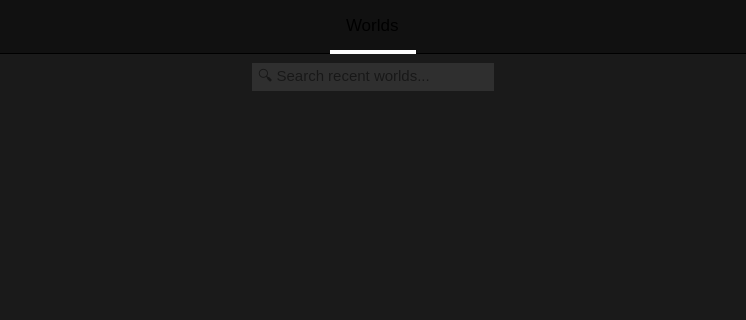
Above: src/widgets/projectmanager.ui from jahshaka/Studio before the change; both pictures show x 0 to 746 and y 0 to 320 of the 746 by 503 pixel window. Below: the same form after it.
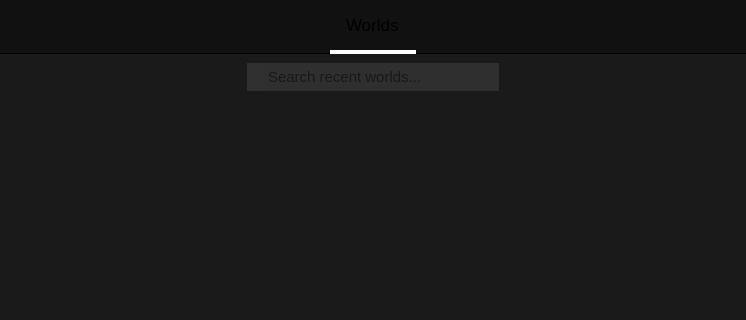
That is the form after the change. Icons and pictures are not drawn.

```diff
--- a/src/widgets/projectmanager.ui
+++ b/src/widgets/projectmanager.ui
@@ -14,7 +14,11 @@
    <string>Form</string>
   </property>
   <property name="styleSheet">
-   <string notr="true">
+   <string notr="true">#label {
+	background: #303030;
+	padding: 4px;
+}
+
 /* ================== */
 
  QScrollBar:vertical {
@@ -109,7 +113,6 @@
     background: #4D4D4D;
     color: #BBB;
     border:  0;
-
 }
 
 QComboBox:item {
@@ -349,6 +352,9 @@
         <string notr="true"/>
        </property>
        <layout class="QHBoxLayout" name="horizontalLayout_3">
+        <property name="spacing">
+         <number>0</number>
+        </property>
         <property name="leftMargin">
          <number>0</number>
         </property>
@@ -374,10 +380,35 @@
           </property>
          </spacer>
         </item>
+        <item>
+         <widget class="QLabel" name="label">
+          <property name="maximumSize">
+           <size>
+            <width>28</width>
+            <height>28</height>
+           </size>
+          </property>
+          <property name="styleSheet">
+           <string notr="true"/>
+          </property>
+          <property name="text">
+           <string/>
+          </property>
+          <property name="pixmap">
+           <pixmap resource="../../app/icons.qrc">:/icons/search.svg</pixmap>
+          </property>
+          <property name="scaledContents">
+           <bool>true</bool>
+          </property>
+          <property name="alignment">
+           <set>Qt::AlignCenter</set>
+          </property>
+         </widget>
+        </item>
         <item>
          <widget class="QLineEdit" name="lineEdit">
           <property name="placeholderText">
-           <string>🔍 Search recent worlds...</string>
+           <string>Search recent worlds...</string>
           </property>
          </widget>
         </item>
```
Left out of the diff: 4 changed lines with no effect on the pictures.
